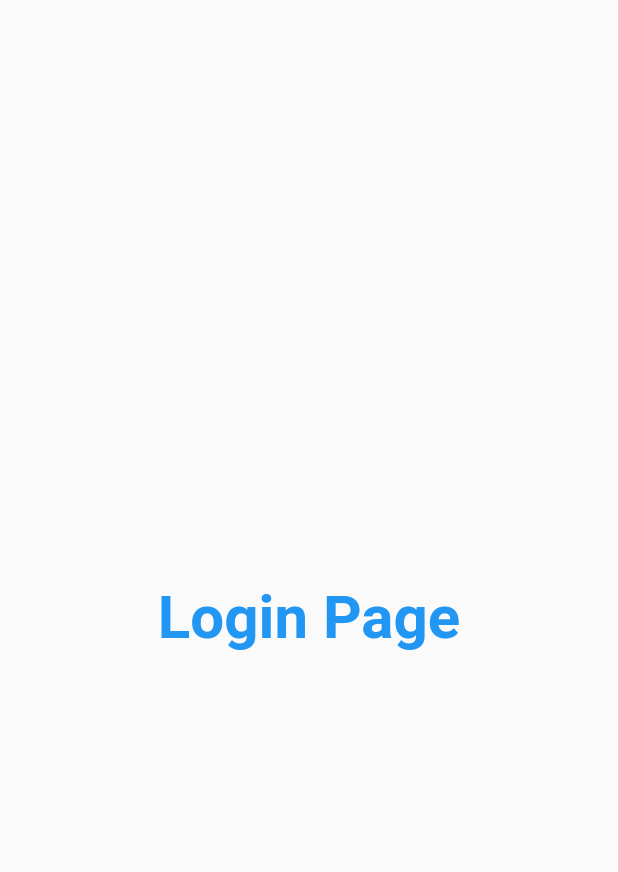
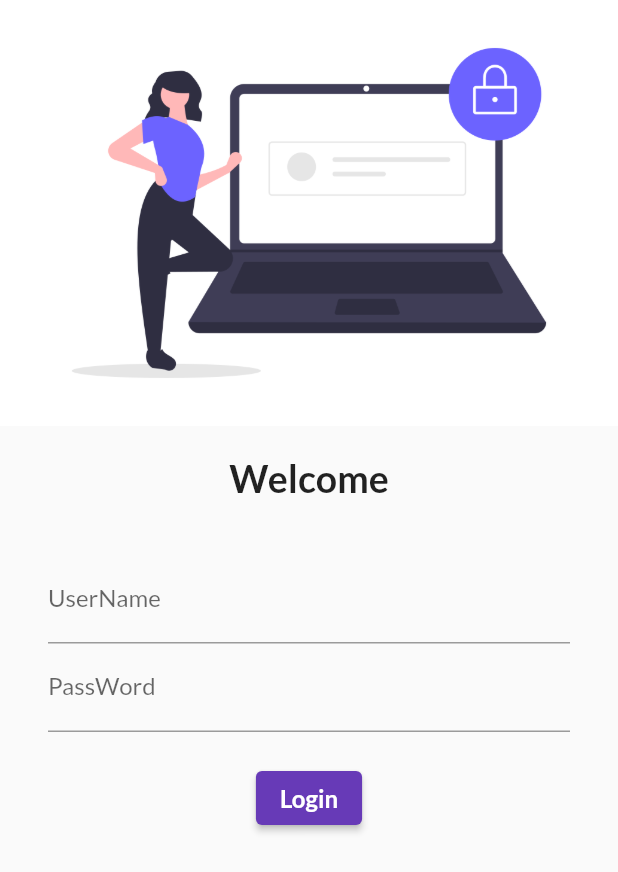
Before and after one commit to mohit-singh18/first-app, a Flutter app: the screen it shows after launch, on a phone screen of 412 x 824 dp. Shown: the top 872 px of the screen. Run offline on Flutter 3.47's test engine with Material 2 defaults, Android fonts, the phone set to English and light mode, and no system bars; our stand-ins replace google_fonts.

Commit message:
day4 commit

```diff
--- a/secondapp/lib/main.dart
+++ b/secondapp/lib/main.dart
@@ -1,4 +1,5 @@
 import 'package:flutter/material.dart';
+import 'package:google_fonts/google_fonts.dart';
 import 'package:secondapp/pages/home_page.dart';
 import 'package:secondapp/pages/login_page.dart';
 
@@ -13,7 +14,9 @@ class MyApp extends StatelessWidget {
   Widget build(BuildContext context) {
     return MaterialApp(
       themeMode: ThemeMode.light,
-      theme: ThemeData(primarySwatch: Colors.deepPurple),
+      theme: ThemeData(
+          primarySwatch: Colors.deepPurple,
+          fontFamily: GoogleFonts.lato().fontFamily),
       darkTheme: ThemeData(
           brightness: Brightness.dark, primaryColor: Colors.deepPurple),
       initialRoute: "/",
--- a/secondapp/lib/pages/login_page.dart
+++ b/secondapp/lib/pages/login_page.dart
@@ -1,15 +1,52 @@
 import 'package:flutter/material.dart';
 
 class LoginPage extends StatelessWidget {
+  const LoginPage({super.key});
+
   @override
   Widget build(BuildContext context) {
     return Material(
-      child: Center(
-          child: Text("Login Page",
-              style: TextStyle(
-                  fontSize: 40,
-                  color: Colors.blue,
-                  fontWeight: FontWeight.bold))),
-    );
+        child: Column(
+      children: [
+        Image.asset("assets/images/login_page.png", fit: BoxFit.cover),
+        const SizedBox(
+          height: 20,
+        ),
+        const Text(
+          "Welcome",
+          style: TextStyle(fontSize: 25, fontWeight: FontWeight.bold),
+        ),
+        const SizedBox(
+          height: 20,
+        ),
+        Padding(
+          padding: const EdgeInsets.symmetric(vertical: 16.0, horizontal: 32.0),
+          child: Column(
+            children: [
+              TextFormField(
+                decoration: const InputDecoration(
+                    hintText: "Enter UserName", label: Text("UserName")),
+              ),
+              TextFormField(
+                obscureText: true,
+                decoration: const InputDecoration(
+                    hintText: "Enter PassWord", label: Text("PassWord")),
+              ),
+              const SizedBox(
+                height: 20,
+              ),
+              ElevatedButton(
+                  onPressed: () {
+                    print("HI mohit");
+                  },
+                  child: const Text(
+                    "Login",
+                    style: TextStyle(fontSize: 16, fontWeight: FontWeight.bold),
+                  ))
+            ],
+          ),
+        )
+      ],
+    ));
   }
 }
--- a/secondapp/pubspec.yaml
+++ b/secondapp/pubspec.yaml
@@ -36,6 +36,7 @@ dependencies:
   # The following adds the Cupertino Icons font to your application.
   # Use with the CupertinoIcons class for iOS style icons.
   cupertino_icons: ^1.0.2
+  google_fonts: ^3.0.1
 
 dev_dependencies:
   flutter_test:
@@ -60,8 +61,8 @@ flutter:
   uses-material-design: true
 
   # To add assets to your application, add an assets section, like this:
-  # assets:
-  #   - images/a_dot_burr.jpeg
+  assets:
+    - assets/images/
   #   - images/a_dot_ham.jpeg
 
   # An image asset can refer to one or more resolution-specific "variants", see
```
Also changed, not shown: secondapp/assets/images/login_page.png (added), secondapp/pubspec.lock.
